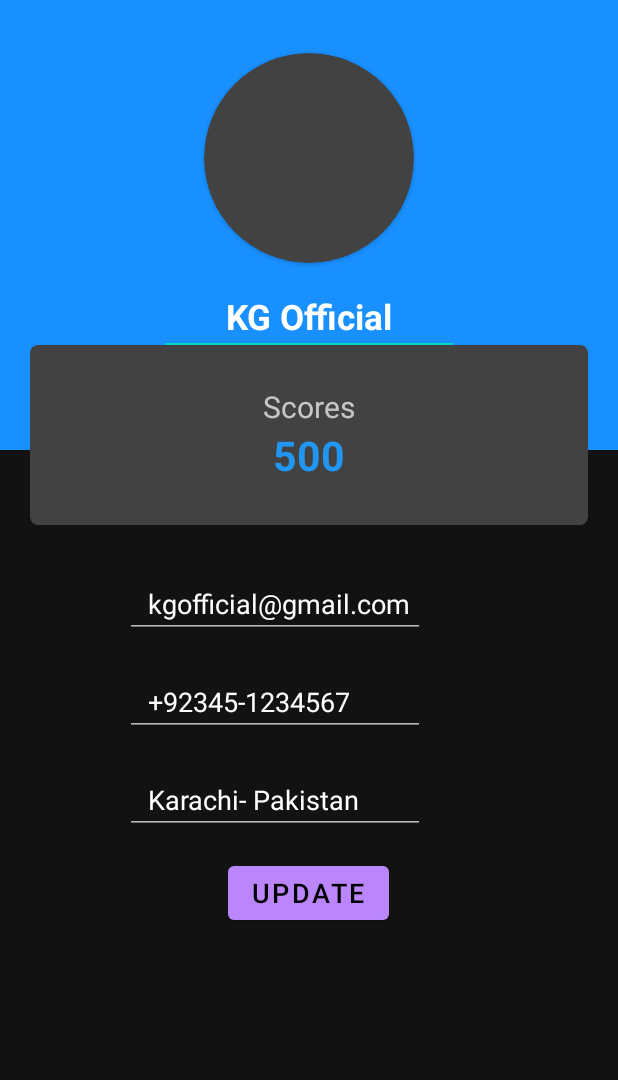
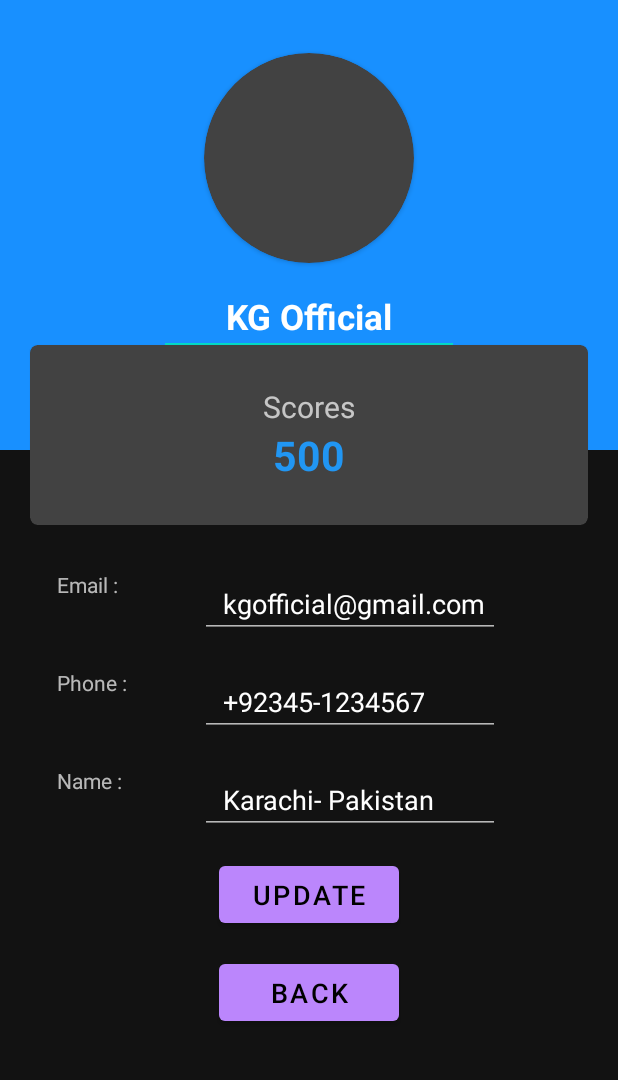
Before and after one commit to hessamasna/MobilePrograming-KingOfQuiz, an Android app: the MainActivity screen opened directly, with no data from a screen before it, on a phone screen of 412 x 824 dp, the part 84-1164 px from its top. Run offline under Robolectric (Android 15) with nearby library versions, the phone set to English and light mode, and no system bars; our stand-ins replace Room's generated code.

Commit message:
Some UI change and put back buttons.

```diff
--- a/app/src/main/res/layout/activity_profile.xml
+++ b/app/src/main/res/layout/activity_profile.xml
@@ -141,6 +141,12 @@
             android:layout_marginLeft="25dp"
             android:orientation="horizontal">
 
+            <TextView
+                android:id="@+id/textView5"
+                android:layout_width="50dp"
+                android:layout_height="match_parent"
+                android:text="Email :" />
+
             <ImageView
                 android:layout_width="45dp"
                 android:layout_height="45dp" />
@@ -162,6 +168,12 @@
             android:layout_marginLeft="25dp"
             android:layout_marginTop="20dp"
             android:orientation="horizontal">
+
+            <TextView
+                android:id="@+id/textView8"
+                android:layout_width="50dp"
+                android:layout_height="match_parent"
+                android:text="Phone :" />
 
             <ImageView
                 android:layout_width="45dp"
@@ -185,6 +197,12 @@
             android:layout_marginTop="20dp"
             android:orientation="horizontal">
 
+            <TextView
+                android:id="@+id/textView7"
+                android:layout_width="50dp"
+                android:layout_height="match_parent"
+                android:text="Name :" />
+
             <ImageView
                 android:layout_width="45dp"
                 android:layout_height="45dp" />
@@ -199,6 +217,7 @@
                 android:textSize="18dp" />
 
         </LinearLayout>
+
         <!--        <LinearLayout-->
         <!--            android:layout_width="match_parent"-->
         <!--            android:layout_height="wrap_content"-->
@@ -223,12 +242,22 @@
 
     <Button
         android:id="@+id/profileUpdate"
-        android:layout_width="wrap_content"
-        android:layout_height="wrap_content"
+        android:layout_width="120dp"
+        android:layout_height="50dp"
         android:layout_gravity="center_horizontal"
         android:layout_marginTop="15dp"
         android:onClick="updateProfile"
         android:text="Update"
         android:textSize="18dp" />
 
+    <Button
+        android:id="@+id/profileBack"
+        android:layout_width="120dp"
+        android:layout_height="50dp"
+        android:layout_gravity="center_horizontal"
+        android:layout_marginTop="15dp"
+        android:onClick="goToStarter"
+        android:text="Back"
+        android:textSize="18dp" />
+
 </LinearLayout>
```
Also changed, not shown: app/src/main/java/com/cip/kingofquiz/GameSetting.java (+7 -0 lines), app/src/main/java/com/cip/kingofquiz/Profile.java (+7 -0 lines), app/src/main/java/com/cip/kingofquiz/ScoreBoard.java (+9 -0 lines), app/src/main/res/layout/activity_game_setting.xml (+12 -1 lines), app/src/main/res/layout/activity_score_board.xml (+10 -0 lines).
